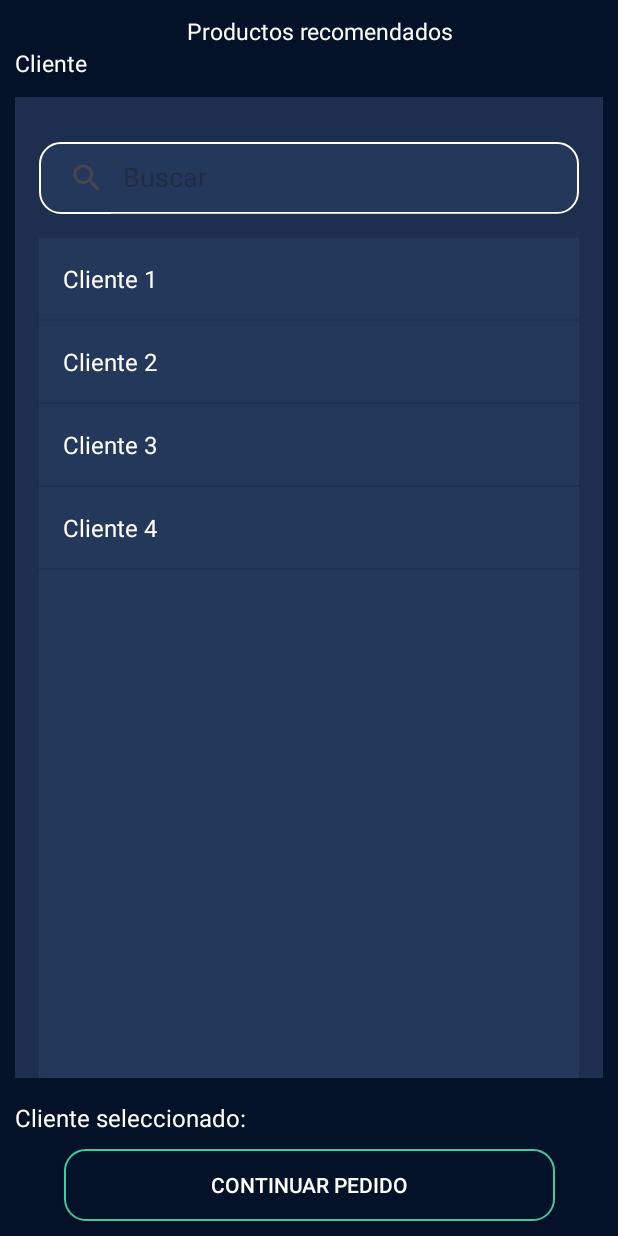
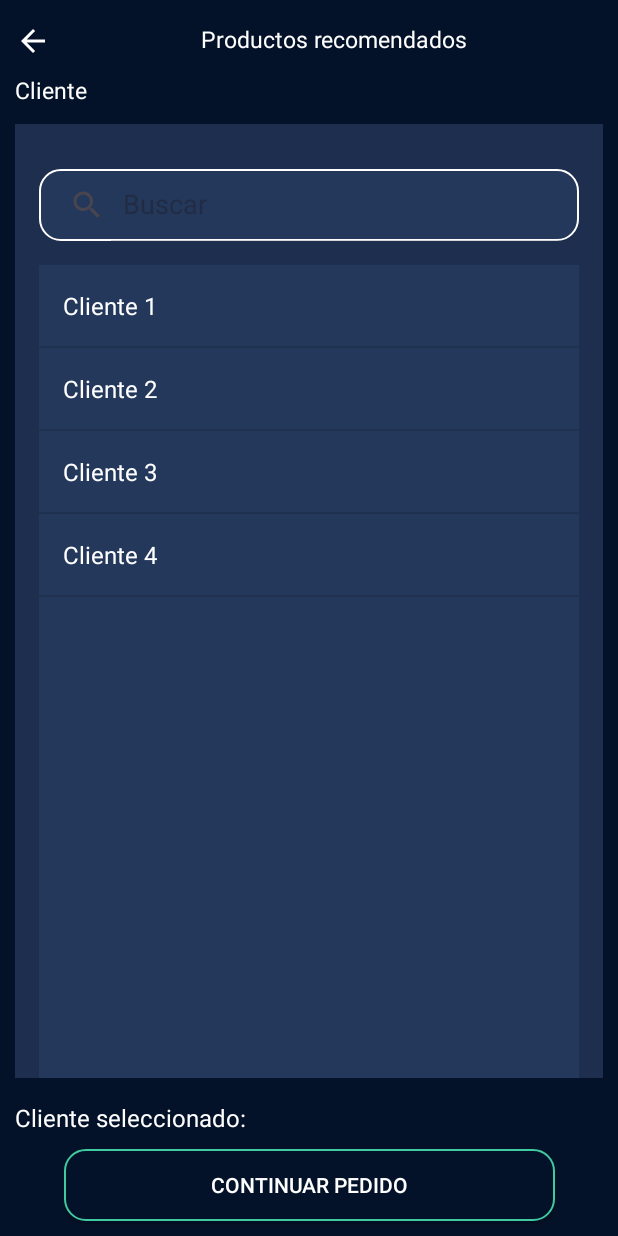
Before and after one commit to Martin-Ball/Preventapp, an Android app: the ClientSelectionFragment screen opened directly, with no data from a screen before it, on a phone screen of 412 x 824 dp. Run offline under Robolectric (Android 15) with nearby library versions, the phone set to English and light mode, and no system bars.

Commit message:
custom list and back button

```diff
--- a/app/src/main/AndroidManifest.xml
+++ b/app/src/main/AndroidManifest.xml
@@ -15,8 +15,7 @@
         <activity
             android:name=".view.fragments.recommended.RecommendedProductsActivity"
             android:exported="false"
-            android:label="@string/title_activity_recommended_products"
-            android:theme="@style/Theme.Preventapp" />
+            android:label="@string/title_activity_recommended_products" />
         <activity
             android:name=".view.fragments.create.CompleteOrderActivity"
             android:exported="false" />
--- a/app/src/main/java/com/martin/preventapp/controller/interfaces/RecommendedInterface.kt
+++ b/app/src/main/java/com/martin/preventapp/controller/interfaces/RecommendedInterface.kt
@@ -2,7 +2,7 @@ package com.martin.preventapp.controller.interfaces
 
 interface RecommendedInterface {
     interface View {
-        fun showRecommendedProductsActivity()
+        fun showRecommendedProducts()
     }
 
     interface Controller {
--- a/app/src/main/java/com/martin/preventapp/controller/recommended/RecommendedController.kt
+++ b/app/src/main/java/com/martin/preventapp/controller/recommended/RecommendedController.kt
@@ -20,7 +20,7 @@ class RecommendedController : RecommendedInterface.Controller {
 
     override fun setClientSelected(clientSelected: String) {
         RecommendedModel.instance?.setClientSelected(clientSelected)
-        RecommendedFragment.instance?.showRecommendedProductsActivity()
+        RecommendedFragment.instance?.showRecommendedProducts()
     }
 
     override fun getClientSelected(): String {
--- a/app/src/main/java/com/martin/preventapp/model/entities/OrderModel.kt
+++ b/app/src/main/java/com/martin/preventapp/model/entities/OrderModel.kt
@@ -1,10 +1,11 @@
 package com.martin.preventapp.model.entities
 
 import com.martin.preventapp.view.entities.ItemAmount
+import com.martin.preventapp.view.entities.Product
 
 data class OrderModel(
     var client: String,
-    var products: List<ItemAmount>,
+    var products: List<Product>,
     var notes: String
 ) {
 }
--- a/app/src/main/java/com/martin/preventapp/view/fragments/create/ClientSelectionFragment.kt
+++ b/app/src/main/java/com/martin/preventapp/view/fragments/create/ClientSelectionFragment.kt
@@ -1,6 +1,7 @@
 package com.martin.preventapp.view.fragments.create
 
 import ClientAdapter
+import android.content.Intent
 import android.os.Bundle
 import androidx.fragment.app.Fragment
 import android.view.LayoutInflater
@@ -14,6 +15,7 @@ import com.martin.preventapp.R
 import com.martin.preventapp.controller.createOrder.CreateOrderController
 import com.martin.preventapp.databinding.FragmentClientSelectionBinding
 import com.martin.preventapp.databinding.FragmentCreateOrderBinding
+import com.martin.preventapp.view.MainActivity
 
 class ClientSelectionFragment : Fragment() {
 
@@ -79,5 +81,9 @@ class ClientSelectionFragment : Fragment() {
                 CreateOrderController.instance?.setClientSelected(clientSelected)
             }
         }
+
+        binding.backButton.setOnClickListener {
+            requireActivity().finish()
+        }
     }
 }
--- a/app/src/main/java/com/martin/preventapp/view/fragments/create/CreateOrderFragment.kt
+++ b/app/src/main/java/com/martin/preventapp/view/fragments/create/CreateOrderFragment.kt
@@ -102,8 +102,6 @@ class CreateOrderFragment : Fragment(), CreateOrderInterface.View {
             }
 
         }
-
-
     }
 
     override fun showClientActivity(){
--- /dev/null
+++ b/app/src/main/res/drawable/ic_back.xml
@@ -0,0 +1,5 @@
+<vector android:autoMirrored="true" android:height="24dp"
+    android:tint="#000000" android:viewportHeight="24"
+    android:viewportWidth="24" android:width="24dp" xmlns:android="http://schemas.android.com/apk/res/android">
+    <path android:fillColor="@android:color/white" android:pathData="M20,11H7.83l5.59,-5.59L12,4l-8,8 8,8 1.41,-1.41L7.83,13H20v-2z"/>
+</vector>
--- a/app/src/main/res/layout/fragment_client_selection.xml
+++ b/app/src/main/res/layout/fragment_client_selection.xml
@@ -6,17 +6,39 @@
     tools:context=".view.fragments.create.CompleteOrderActivity"
     android:orientation="vertical">
 
+    <LinearLayout
+        android:id="@+id/ll_toolbar"
+        android:layout_width="match_parent"
+        android:layout_height="wrap_content"
+        android:orientation="vertical">
+
+        <LinearLayout
+            android:layout_width="match_parent"
+            android:layout_height="wrap_content"
+            android:paddingTop="15dp"
+            android:paddingBottom="10dp">
+
+            <ImageButton
+                android:id="@+id/backButton"
+                android:layout_width="wrap_content"
+                android:layout_height="wrap_content"
+                android:layout_gravity="center|center_vertical"
+                android:background="#00FFFFFF"
+                android:paddingStart="10dp"
+                android:src="@drawable/ic_back"
+                app:tint="@color/white" />
+
             <TextView
                 android:id="@+id/tv_title"
                 android:layout_width="match_parent"
                 android:layout_height="wrap_content"
-        android:paddingStart="15dp"
-        android:paddingTop="10dp"
+                android:paddingHorizontal="15dp"
                 android:text="Productos recomendados"
                 android:textAlignment="center"
                 android:textColor="@color/white"
-        android:textSize="15dp"
+                android:textSize="15sp"
                 app:layout_constraintTop_toTopOf="parent" />
+        </LinearLayout>
 
         <TextView
             android:id="@+id/tv_title_client"
@@ -29,7 +51,7 @@
             app:layout_constraintStart_toStartOf="parent"
             app:layout_constraintEnd_toEndOf="parent"
             android:paddingStart="10dp"/>
-
+    </LinearLayout>
 
     <LinearLayout
         android:id="@+id/ll_clients"
@@ -42,7 +64,7 @@
         android:orientation="vertical"
         app:layout_constraintEnd_toEndOf="parent"
         app:layout_constraintStart_toStartOf="parent"
-        app:layout_constraintTop_toBottomOf="@id/tv_title_client"
+        app:layout_constraintTop_toBottomOf="@id/ll_toolbar"
         app:layout_constraintBottom_toTopOf="@id/tv_client">
 
         <SearchView
```
Also changed, not shown: app/src/main/java/com/martin/preventapp/model/createOrder/CreateOrderModel.kt (+5 -2 lines), app/src/main/java/com/martin/preventapp/view/adapter/ProductResumeAdapter.kt (added, +48 -0 lines), app/src/main/java/com/martin/preventapp/view/fragments/create/ResumeFragment.kt (+2 -6 lines), app/src/main/java/com/martin/preventapp/view/fragments/recommended/RecommendedFragment.kt (+19 -14 lines), app/src/main/java/com/martin/preventapp/view/fragments/recommended/RecommendedProductFragment.kt (renamed from app/src/main/java/com/martin/preventapp/view/fragments/recommended/RecommendedProductsActivity.kt, +46 -20 lines), app/src/main/res/layout/fragment_recommended_product.xml (renamed from app/src/main/res/layout/activity_recommended_products.xml, +4 -13 lines). Lines whose indentation alone changed are shown as unchanged.
